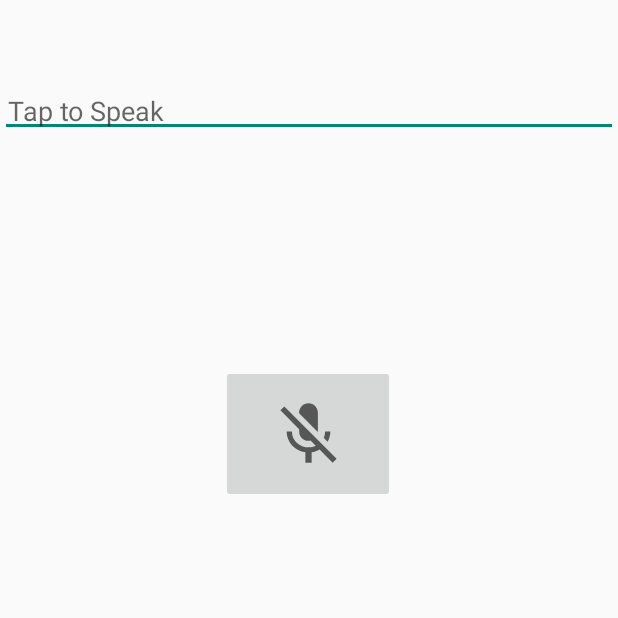
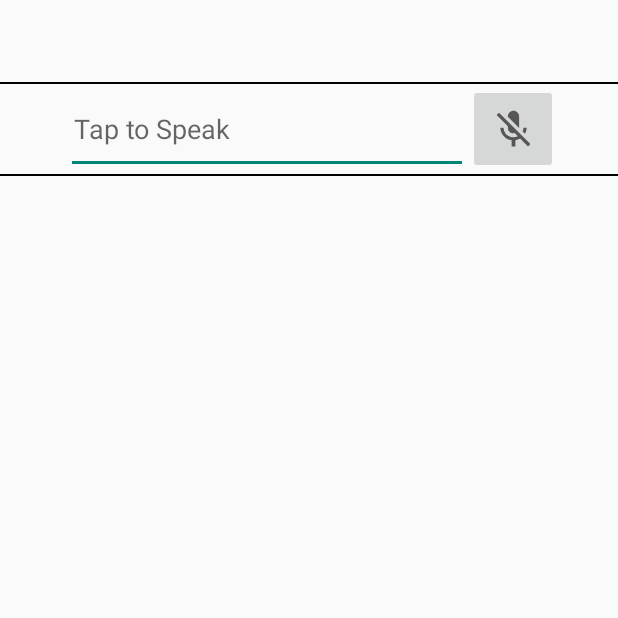
Before and after one commit to aritraMandal02/Voice-Assistant, an Android app: the screen it shows after launch (MainActivity), on a phone screen of 412 x 824 dp, the top half of it. Run offline under Robolectric (Android 15) with nearby library versions, the phone set to English and light mode, and no system bars.

Commit message:
Updating the Layout

```diff
--- a/app/src/main/java/com/example/voiceassistant/MainActivity.java
+++ b/app/src/main/java/com/example/voiceassistant/MainActivity.java
@@ -7,6 +7,7 @@ import androidx.core.content.ContextCompat;
 
 import android.Manifest;
 import android.annotation.SuppressLint;
+import android.content.ActivityNotFoundException;
 import android.content.Intent;
 import android.content.pm.PackageManager;
 import android.os.Bundle;
--- a/app/src/main/res/drawable/ic_baseline_mic_24.xml
+++ b/app/src/main/res/drawable/ic_baseline_mic_24.xml
@@ -1,5 +1,5 @@
-<vector android:height="50dp" android:tint="?attr/colorControlNormal"
+<vector android:height="30dp" android:tint="?attr/colorControlNormal"
     android:viewportHeight="24" android:viewportWidth="24"
-    android:width="50dp" xmlns:android="http://schemas.android.com/apk/res/android">
-    <path android:fillColor="@android:color/white" android:pathData="M12,14c1.66,0 2.99,-1.34 2.99,-3L15,5c0,-1.66 -1.34,-3 -3,-3S9,3.34 9,5v6c0,1.66 1.34,3 3,3zM17.3,11c0,3 -2.54,5.1 -5.3,5.1S6.7,14 6.7,11L5,11c0,3.41 2.72,6.23 6,6.72L11,21h2v-3.28c3.28,-0.48 6,-3.3 6,-6.72h-1.7z"/>
+    android:width="30dp" xmlns:android="http://schemas.android.com/apk/res/android">
+    <path android:fillColor="@color/white" android:pathData="M12,14c1.66,0 2.99,-1.34 2.99,-3L15,5c0,-1.66 -1.34,-3 -3,-3S9,3.34 9,5v6c0,1.66 1.34,3 3,3zM17.3,11c0,3 -2.54,5.1 -5.3,5.1S6.7,14 6.7,11L5,11c0,3.41 2.72,6.23 6,6.72L11,21h2v-3.28c3.28,-0.48 6,-3.3 6,-6.72h-1.7z"/>
 </vector>
--- a/app/src/main/res/drawable/ic_baseline_mic_off_24.xml
+++ b/app/src/main/res/drawable/ic_baseline_mic_off_24.xml
@@ -1,5 +1,5 @@
-<vector android:height="50dp" android:tint="?attr/colorControlNormal"
+<vector android:height="30dp" android:tint="?attr/colorControlNormal"
     android:viewportHeight="24" android:viewportWidth="24"
-    android:width="50dp" xmlns:android="http://schemas.android.com/apk/res/android">
+    android:width="30dp" xmlns:android="http://schemas.android.com/apk/res/android">
     <path android:fillColor="@android:color/white" android:pathData="M19,11h-1.7c0,0.74 -0.16,1.43 -0.43,2.05l1.23,1.23c0.56,-0.98 0.9,-2.09 0.9,-3.28zM14.98,11.17c0,-0.06 0.02,-0.11 0.02,-0.17L15,5c0,-1.66 -1.34,-3 -3,-3S9,3.34 9,5v0.18l5.98,5.99zM4.27,3L3,4.27l6.01,6.01L9.01,11c0,1.66 1.33,3 2.99,3 0.22,0 0.44,-0.03 0.65,-0.08l1.66,1.66c-0.71,0.33 -1.5,0.52 -2.31,0.52 -2.76,0 -5.3,-2.1 -5.3,-5.1L5,11c0,3.41 2.72,6.23 6,6.72L11,21h2v-3.28c0.91,-0.13 1.77,-0.45 2.54,-0.9L19.73,21 21,19.73 4.27,3z"/>
 </vector>
--- a/app/src/main/res/layout/activity_main.xml
+++ b/app/src/main/res/layout/activity_main.xml
@@ -8,28 +8,48 @@
 
     <EditText
         android:id="@+id/editTextTextPersonName"
-        android:layout_width="0dp"
-        android:layout_height="wrap_content"
+        android:layout_width="268dp"
+        android:layout_height="60dp"
+        android:layout_marginStart="44dp"
         android:layout_marginTop="56dp"
         android:ems="10"
         android:hint="Tap to Speak"
         android:inputType="textPersonName"
         android:padding="5dp"
-        app:layout_constraintEnd_toEndOf="parent"
-        app:layout_constraintHorizontal_bias="1.0"
         app:layout_constraintStart_toStartOf="parent"
         app:layout_constraintTop_toTopOf="parent" />
 
     <ImageButton
         android:id="@+id/im_button"
-        android:layout_width="116dp"
-        android:layout_height="92dp"
-        android:layout_marginTop="152dp"
+        android:layout_width="60dp"
+        android:layout_height="0dp"
         android:src="@drawable/ic_baseline_mic_off_24"
+        app:layout_constraintBottom_toBottomOf="@+id/editTextTextPersonName"
+        app:layout_constraintEnd_toEndOf="parent"
+        app:layout_constraintHorizontal_bias="0.0"
+        app:layout_constraintStart_toEndOf="@+id/editTextTextPersonName"
+        app:layout_constraintTop_toTopOf="@+id/editTextTextPersonName"
+        app:layout_constraintVertical_bias="0.0" />
+
+    <View
+        android:layout_width="0dp"
+        android:layout_height="1dp"
+        android:background="@color/black"
         app:layout_constraintEnd_toEndOf="parent"
         app:layout_constraintHorizontal_bias="0.498"
         app:layout_constraintStart_toStartOf="parent"
         app:layout_constraintTop_toBottomOf="@+id/editTextTextPersonName" />
+
+    <View
+        android:layout_width="0dp"
+        android:layout_height="1dp"
+        android:background="@color/black"
+        app:layout_constraintBottom_toTopOf="@+id/editTextTextPersonName"
+        app:layout_constraintEnd_toEndOf="parent"
+        app:layout_constraintHorizontal_bias="0.0"
+        app:layout_constraintStart_toStartOf="parent"
+        app:layout_constraintTop_toTopOf="parent"
+        app:layout_constraintVertical_bias="1.0" />
 
     <TextView
         android:id="@+id/textView"
```
